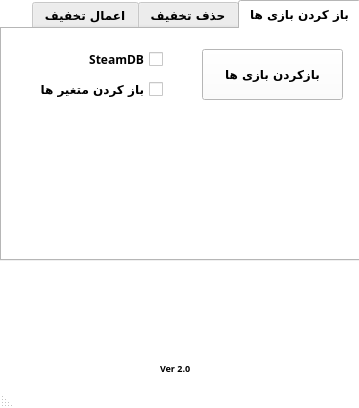
This is Assets/Main.ui in Phoenix15049/AllAuto as Qt 5 draws it before an edit. The edited form follows.
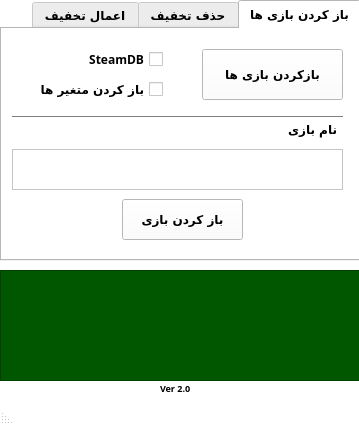
This is the edited form.

```diff
--- a/Assets/Main.ui
+++ b/Assets/Main.ui
@@ -11,7 +11,7 @@
     <x>0</x>
     <y>0</y>
     <width>359</width>
-    <height>408</height>
+    <height>425</height>
    </rect>
   </property>
   <property name="sizePolicy">
@@ -23,13 +23,13 @@
   <property name="minimumSize">
    <size>
     <width>319</width>
-    <height>408</height>
+    <height>295</height>
    </size>
   </property>
   <property name="maximumSize">
    <size>
-    <width>500</width>
-    <height>500</height>
+    <width>359</width>
+    <height>425</height>
    </size>
   </property>
   <property name="palette">
@@ -508,7 +508,7 @@
     <property name="geometry">
      <rect>
       <x>160</x>
-      <y>360</y>
+      <y>380</y>
       <width>41</width>
       <height>16</height>
      </rect>
@@ -623,6 +623,99 @@
        <string>باز کردن متغیر ها</string>
       </property>
      </widget>
+     <widget class="QTextEdit" name="LinkForOpen_Input">
+      <property name="geometry">
+       <rect>
+        <x>10</x>
+        <y>120</y>
+        <width>331</width>
+        <height>41</height>
+       </rect>
+      </property>
+      <property name="font">
+       <font>
+        <family>IRANYekan</family>
+        <pointsize>9</pointsize>
+        <weight>50</weight>
+        <bold>false</bold>
+       </font>
+      </property>
+     </widget>
+     <widget class="Line" name="line">
+      <property name="geometry">
+       <rect>
+        <x>10</x>
+        <y>80</y>
+        <width>331</width>
+        <height>16</height>
+       </rect>
+      </property>
+      <property name="orientation">
+       <enum>Qt::Horizontal</enum>
+      </property>
+     </widget>
+     <widget class="QLabel" name="G_name_label">
+      <property name="geometry">
+       <rect>
+        <x>280</x>
+        <y>90</y>
+        <width>55</width>
+        <height>21</height>
+       </rect>
+      </property>
+      <property name="text">
+       <string>نام بازی</string>
+      </property>
+     </widget>
+     <widget class="QPushButton" name="OpenGame_Single">
+      <property name="geometry">
+       <rect>
+        <x>120</x>
+        <y>170</y>
+        <width>121</width>
+        <height>41</height>
+       </rect>
+      </property>
+      <property name="font">
+       <font>
+        <family>IRANYekan</family>
+        <pointsize>9</pointsize>
+        <weight>75</weight>
+        <bold>true</bold>
+       </font>
+      </property>
+      <property name="styleSheet">
+       <string notr="true">QPushButton#OpenGame_Single {
+    background: #f5f5fa;
+    border: 0;
+    border-radius: 8px;
+    box-shadow: -10px -10px 30px 0 #fff, 10px 10px 30px 0 rgba(29, 13, 202, 0.09);
+    color: #2a1f62;
+    cursor: pointer;
+    text-align: center;
+}
+
+QPushButton#OpenGame_Single:hover {
+    background: #f8f8ff;
+    box-shadow: -15px -15px 30px 0 #fff, 15px 15px 30px 0 rgba(29, 13, 202, 0.09);
+}
+
+QPushButton#OpenGame_Single:pressed {
+    background: #f5f5fa;
+    box-shadow: inset -5px -5px 10px 0 #fff, inset 5px 5px 10px 0 rgba(29, 13, 202, 0.09);
+}
+
+@media (min-width: 768px) {
+    QPushButton#OpenGames {
+        padding: 24px;
+    }
+}
+</string>
+      </property>
+      <property name="text">
+       <string>باز کردن بازی</string>
+      </property>
+     </widget>
     </widget>
     <widget class="QWidget" name="HA">
      <attribute name="title">
@@ -635,6 +728,53 @@
      </attribute>
     </widget>
    </widget>
+   <widget class="QPlainTextEdit" name="plainTextEdit">
+    <property name="geometry">
+     <rect>
+      <x>0</x>
+      <y>270</y>
+      <width>361</width>
+      <height>111</height>
+     </rect>
+    </property>
+    <property name="font">
+     <font>
+      <family>Fixedsys</family>
+      <pointsize>4</pointsize>
+      <weight>50</weight>
+      <bold>false</bold>
+     </font>
+    </property>
+    <property name="styleSheet">
+     <string notr="true">background-color: rgb(1, 86, 0);
+
+color: rgb(4, 255, 0);</string>
+    </property>
+    <property name="tabChangesFocus">
+     <bool>false</bool>
+    </property>
+    <property name="undoRedoEnabled">
+     <bool>false</bool>
+    </property>
+    <property name="lineWrapMode">
+     <enum>QPlainTextEdit::WidgetWidth</enum>
+    </property>
+    <property name="readOnly">
+     <bool>true</bool>
+    </property>
+    <property name="plainText">
+     <string/>
+    </property>
+    <property name="overwriteMode">
+     <bool>false</bool>
+    </property>
+    <property name="backgroundVisible">
+     <bool>false</bool>
+    </property>
+    <property name="placeholderText">
+     <string>Program Logs.</string>
+    </property>
+   </widget>
   </widget>
   <widget class="QStatusBar" name="statusbar"/>
  </widget>
```
